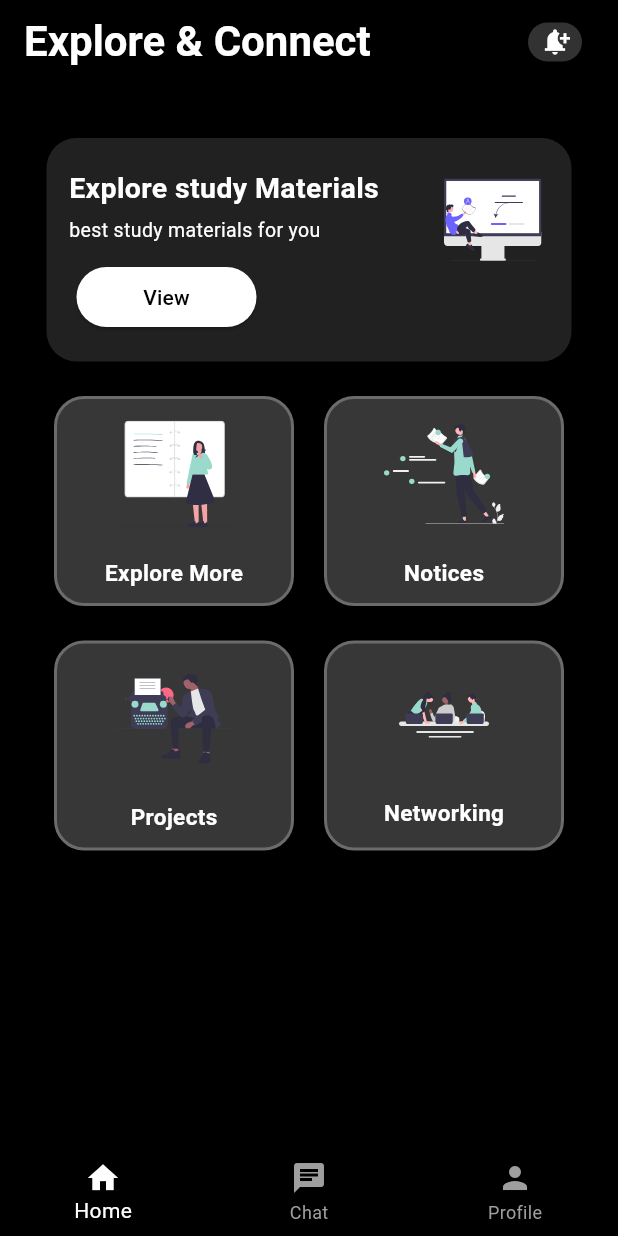
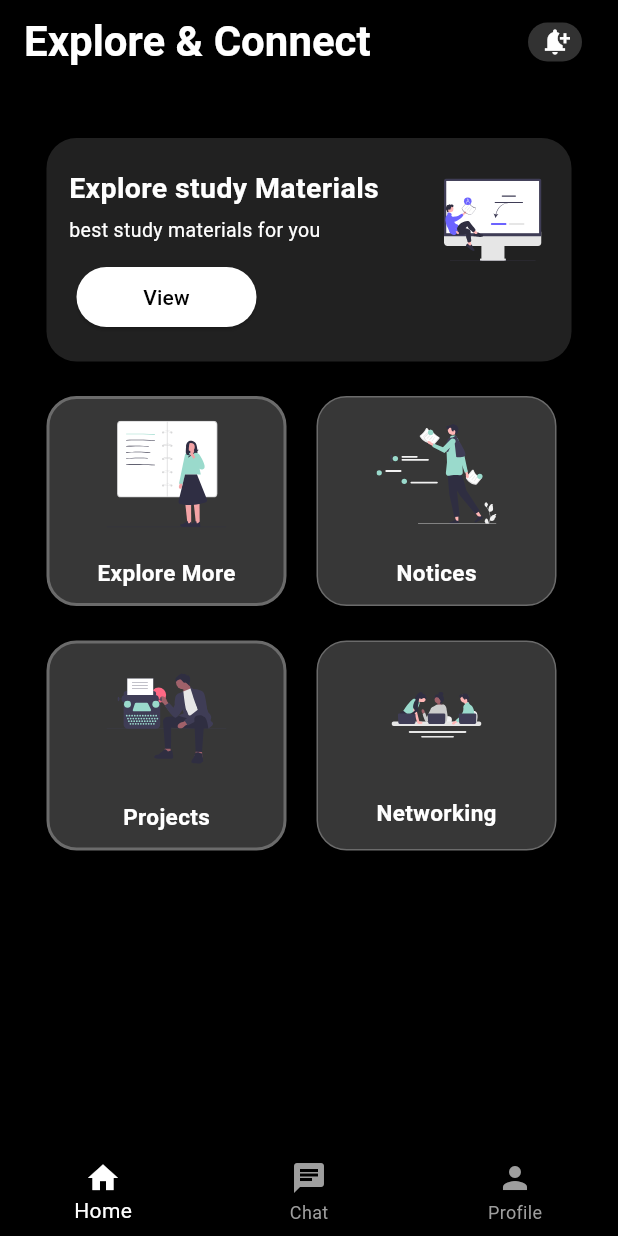
Before and after one commit to SajalSatsangi/Seekho_Buddy2, a Flutter app: the Home screen opened directly, on a phone screen of 412 x 824 dp. Run offline on Flutter 3.47's test engine with Material 3 defaults, Android fonts, the phone set to English and light mode, and no system bars; our stand-ins replace animated_splash_screen, cloud_firestore, firebase_auth, firebase_core, flutter_spinkit, flutter_svg and 1 more; missing offline and left inert: flutter_cached_pdfview; accounts and stored records are empty.

Commit message:
Add Horizontal Scroll in Home Page

```diff
--- a/lib/home.dart
+++ b/lib/home.dart
@@ -54,14 +54,17 @@ class _HomeState extends State<Home> {
             automaticallyImplyLeading: false,
             title: Row(
               children: [
-                Text(
+                Expanded(
+                  child: Text(
                     'Explore & Connect',
                     style: TextStyle(
                       fontWeight: FontWeight.bold,
                       fontSize: 28,
-                      color: Colors.white),
+                      color: Colors.white,
                     ),
-                Spacer(),
+                    overflow: TextOverflow.ellipsis,
+                  ),
+                ),
                 Container(
                   padding:
                       EdgeInsets.only(left: 8, right: 8, top: 2, bottom: 2),
@@ -202,10 +205,12 @@ class _HomeState extends State<Home> {
                     ),
                     SizedBox(height: 8),
                     Padding(
-                      padding: EdgeInsets.only(right: 15.0),
+                      padding: EdgeInsets.only(right: 0.0),
                       child: Column(
                         children: [
-                          Row(
+                          SingleChildScrollView(
+                            scrollDirection: Axis.horizontal,
+                            child: Row(
                               mainAxisAlignment: MainAxisAlignment.center,
                               children: [
                                 InkWell(
@@ -224,7 +229,8 @@ class _HomeState extends State<Home> {
                                       width: 160,
                                       height: 140,
                                       decoration: BoxDecoration(
-                                      color: Color.fromARGB(87, 162, 162, 162),
+                                        color:
+                                            Color.fromARGB(87, 162, 162, 162),
                                         borderRadius: BorderRadius.circular(20),
                                         border: Border.all(
                                           color: const Color.fromARGB(
@@ -276,12 +282,13 @@ class _HomeState extends State<Home> {
                                       width: 160,
                                       height: 140,
                                       decoration: BoxDecoration(
-                                      color: Color.fromARGB(87, 162, 162, 162),
+                                        color:
+                                            Color.fromARGB(87, 162, 162, 162),
                                         borderRadius: BorderRadius.circular(20),
                                         border: Border.all(
                                           color: const Color.fromARGB(
                                               255, 107, 107, 107),
-                                        width: 2.0,
+                                          width: 1.0, // Reduced border width
                                         ),
                                       ),
                                       child: Column(
@@ -314,8 +321,11 @@ class _HomeState extends State<Home> {
                                 ),
                               ],
                             ),
+                          ),
                           SizedBox(height: 8),
-                          Row(
+                          SingleChildScrollView(
+                            scrollDirection: Axis.horizontal,
+                            child: Row(
                               mainAxisAlignment: MainAxisAlignment.center,
                               children: [
                                 InkWell(
@@ -334,7 +344,8 @@ class _HomeState extends State<Home> {
                                       width: 160,
                                       height: 140,
                                       decoration: BoxDecoration(
-                                      color: Color.fromARGB(87, 162, 162, 162),
+                                        color:
+                                            Color.fromARGB(87, 162, 162, 162),
                                         borderRadius: BorderRadius.circular(20),
                                         border: Border.all(
                                           color: const Color.fromARGB(
@@ -386,12 +397,13 @@ class _HomeState extends State<Home> {
                                       width: 160,
                                       height: 140,
                                       decoration: BoxDecoration(
-                                      color: Color.fromARGB(87, 162, 162, 162),
+                                        color:
+                                            Color.fromARGB(87, 162, 162, 162),
                                         borderRadius: BorderRadius.circular(20),
                                         border: Border.all(
                                           color: const Color.fromARGB(
                                               255, 107, 107, 107),
-                                        width: 2.0,
+                                          width: 1.0, // Reduced border width
                                         ),
                                       ),
                                       child: Column(
@@ -424,6 +436,7 @@ class _HomeState extends State<Home> {
                                 ),
                               ],
                             ),
+                          ),
                         ],
                       ),
                     ),
```
Lines whose indentation alone changed are shown as unchanged.
